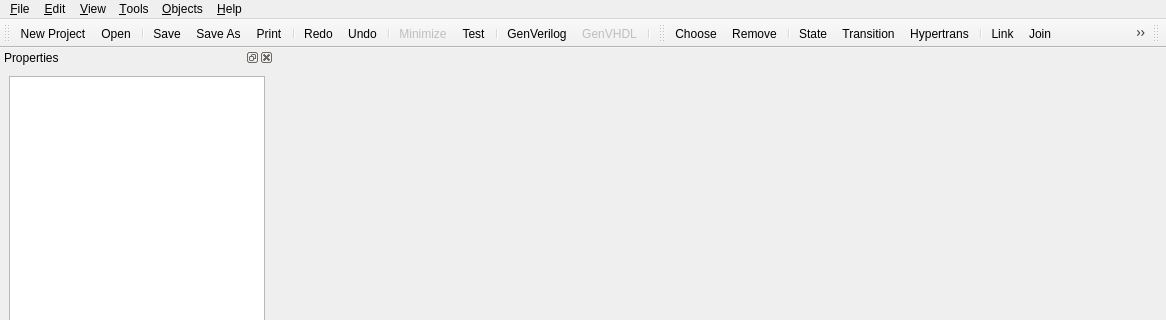
First picture: the form in cpp/include/gui/mergedGUI/MergedMainWindow.ui, repository unihd-cag/fsmdesigner, before the edit; both pictures show x 0 to 1166 and y 0 to 320 of the 1166 by 994 pixel window.
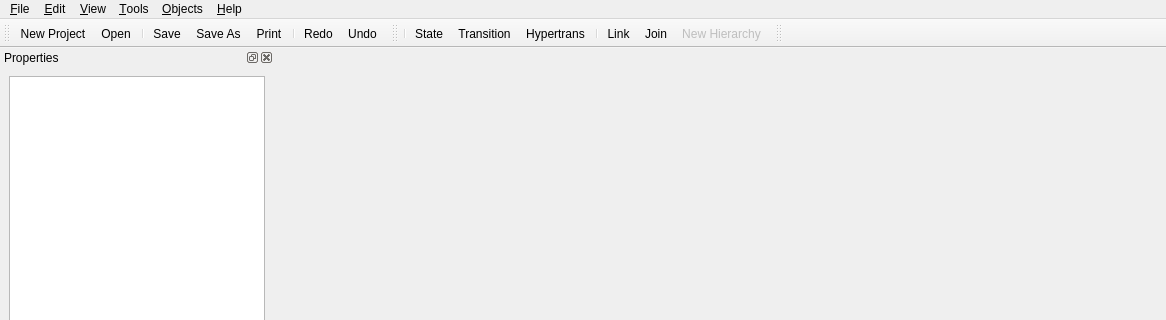
Second picture: the form after the edit. Icons and pictures are not drawn. Custom widgets are drawn as their Qt base class.

Patch:
```diff
--- a/cpp/include/gui/mergedGUI/MergedMainWindow.ui
+++ b/cpp/include/gui/mergedGUI/MergedMainWindow.ui
@@ -182,13 +182,6 @@
    <addaction name="separator"/>
    <addaction name="action_Redo"/>
    <addaction name="action_Undo"/>
-   <addaction name="separator"/>
-   <addaction name="action_Minimize"/>
-   <addaction name="action_Verification"/>
-   <addaction name="separator"/>
-   <addaction name="action_GenVerilog"/>
-   <addaction name="actionGenV_HDL"/>
-   <addaction name="separator"/>
   </widget>
   <widget class="QToolBar" name="ObjecttoolBar">
    <property name="windowTitle">
@@ -209,8 +202,6 @@
    <attribute name="toolBarBreak">
     <bool>false</bool>
    </attribute>
-   <addaction name="actionChoose"/>
-   <addaction name="actionRemove"/>
    <addaction name="separator"/>
    <addaction name="action_State"/>
    <addaction name="action_Transition"/>
@@ -578,36 +569,6 @@
     <string>F11</string>
    </property>
   </action>
-  <action name="action_Verification">
-   <property name="icon">
-    <iconset resource="../../../src/gui/resources/resources.qrc">
-     <normaloff>:/icons/verification.png</normaloff>:/icons/verification.png</iconset>
-   </property>
-   <property name="text">
-    <string>&amp;Test...</string>
-   </property>
-  </action>
-  <action name="action_Minimize">
-   <property name="enabled">
-    <bool>false</bool>
-   </property>
-   <property name="icon">
-    <iconset resource="../../../src/gui/resources/resources.qrc">
-     <normaloff>:/icons/minimize.png</normaloff>:/icons/minimize.png</iconset>
-   </property>
-   <property name="text">
-    <string>&amp;Minimize...</string>
-   </property>
-  </action>
-  <action name="action_GenVerilog">
-   <property name="icon">
-    <iconset resource="../../../src/gui/resources/resources.qrc">
-     <normaloff>:/icons/GenerateVerilog28</normaloff>:/icons/GenerateVerilog28</iconset>
-   </property>
-   <property name="text">
-    <string>&amp;GenVerilog...</string>
-   </property>
-  </action>
   <action name="actionGlobal">
    <property name="text">
     <string>&amp;Globals...</string>
@@ -665,36 +626,6 @@
     <string>&amp;ObjecttoolBar</string>
    </property>
   </action>
-  <action name="actionChoose">
-   <property name="icon">
-    <iconset resource="../../../src/gui/resources/resources.qrc">
-     <normaloff>:/icons/choose.png</normaloff>:/icons/choose.png</iconset>
-   </property>
-   <property name="text">
-    <string>&amp;Choose</string>
-   </property>
-   <property name="whatsThis">
-    <string>Push this button to switch to select-mode. To activate, deaktivate or move a Object on the workbench.</string>
-   </property>
-   <property name="shortcut">
-    <string>F4</string>
-   </property>
-  </action>
-  <action name="actionRemove">
-   <property name="icon">
-    <iconset resource="../../../src/gui/resources/resources.qrc">
-     <normaloff>:/icons/remove.png</normaloff>:/icons/remove.png</iconset>
-   </property>
-   <property name="text">
-    <string>&amp;Remove</string>
-   </property>
-   <property name="whatsThis">
-    <string>Click here to switch to delete-mode. Will delete activated object.</string>
-   </property>
-   <property name="shortcut">
-    <string>F5</string>
-   </property>
-  </action>
   <action name="action_Zoombar">
    <property name="checkable">
     <bool>true</bool>
@@ -775,21 +706,6 @@
     <string>&amp;Export Image...</string>
    </property>
   </action>
-  <action name="actionGenV_HDL">
-   <property name="enabled">
-    <bool>false</bool>
-   </property>
-   <property name="icon">
-    <iconset resource="../../../src/gui/resources/resources.qrc">
-     <normaloff>:/icons/genvhdl.png</normaloff>:/icons/genvhdl.png</iconset>
-   </property>
-   <property name="text">
-    <string>GenV&amp;HDL</string>
-   </property>
-   <property name="shortcut">
-    <string/>
-   </property>
-  </action>
   <action name="action_Generate_Testbench_VHDL">
    <property name="text">
     <string>&amp;Generate Testbench VHDL</string>
```
Left out of the diff: 10 changed lines with no effect on the pictures.
